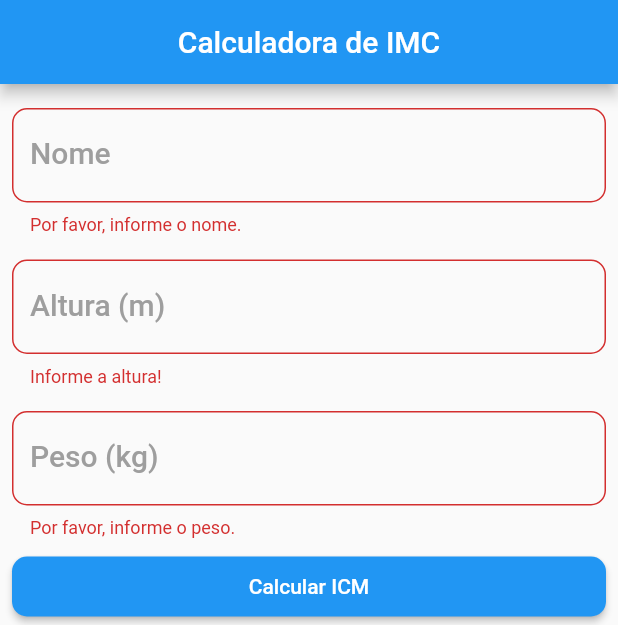
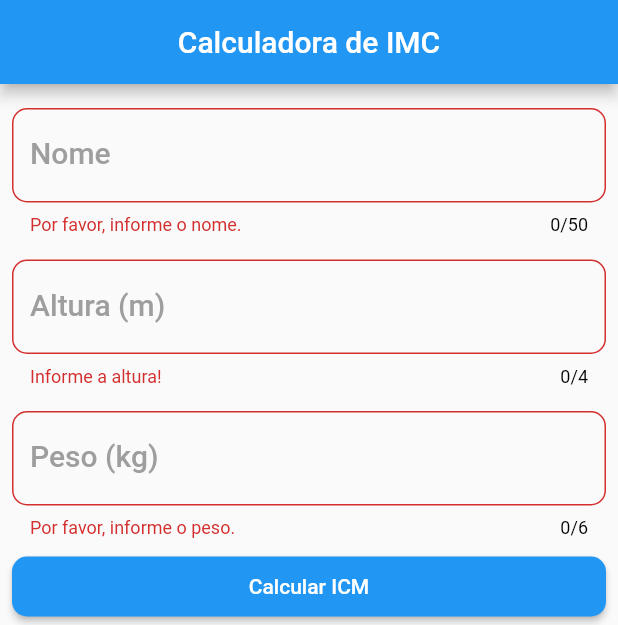
Before and after one commit to mattheussoares98/imc_calculator, a Flutter app: the screen it shows after launch, after a tap on "Calcular ICM", on a phone screen of 412 x 824 dp. Shown: the top 625 px of the screen. Run offline on Flutter 3.47's test engine with Material 2 defaults, Android fonts, the light colour scheme and no system bars; our stand-ins replace sqflite; accounts and stored records are empty.

Commit message:
persistindo os dados utilizando sqflite

```diff
--- a/lib/components/register_new_imc.dart
+++ b/lib/components/register_new_imc.dart
@@ -5,12 +5,12 @@ import 'package:imc_calculator/controllers/imc_controller.dart';
 import '../models/imc_model.dart';
 
 class RegisterNewImc extends StatefulWidget {
-  final Function validateForm;
   final List<ImcModel> imcResults;
   final Function setState;
+  final Function validateForm;
   const RegisterNewImc({
+    required this.imcResults,
     required this.validateForm,
-    required this.imcResults,
     required this.setState,
     Key? key,
   }) : super(key: key);
@@ -21,20 +21,55 @@ class RegisterNewImc extends StatefulWidget {
 
 class _RegisterNewImcState extends State<RegisterNewImc> {
   String heightRegex = r'^[0-9]+([,.][0-9]+)?$';
+  String nameRegex = r'^[a-zA-ZÀ-ÖØ-öø-ÿ\s]*$';
+  String weightRegex = r'^\d+([\.,]\d{1,2})?$';
 
-  String nameRegex = r'^[a-zA-ZÀ-ÖØ-öø-ÿ\s]*$';
+  FocusNode nameFocusNode = FocusNode();
+  FocusNode heightFocusNode = FocusNode();
+  FocusNode weightFocusNode = FocusNode();
 
-  String weightRegex = r'^\d+([\.,]\d{1,2})?$';
+  Future<void> _addNewImcResult() async {
+    double height = double.tryParse(
+            ImcController.heightController.text.replaceAll(',', '.')) ??
+        0;
+    double weight = double.tryParse(
+            ImcController.weightController.text.replaceAll(',', '.')) ??
+        0;
+
+    String imcResult = ImcController.imcResult(
+      weight: weight,
+      height: height,
+    );
+    ImcController.addNewImcCalculator(
+      context: context,
+      validateForm: widget.validateForm,
+      setState: widget.setState,
+      imcModel: ImcModel(
+        result: imcResult,
+        height: height,
+        weight: weight,
+        name: ImcController.nameController.text,
+      ),
+      imcResults: widget.imcResults,
+    );
+    widget.setState();
+    FocusScope.of(context).unfocus();
+  }
 
   @override
   Widget build(BuildContext context) {
     return Column(
       children: [
         TextFormFieldPersonalized.formField(
+          maxLength: 50,
+          focusNode: nameFocusNode,
           textInputType: TextInputType.name,
           controller: ImcController.nameController,
           context: context,
           labelText: "Nome",
+          onFieldSubmitted: (value) {
+            FocusScope.of(context).requestFocus(heightFocusNode);
+          },
           validator: (value) {
             if (value == null || value.isEmpty) {
               return 'Por favor, informe o nome.';
@@ -46,6 +81,11 @@ class _RegisterNewImcState extends State<RegisterNewImc> {
           },
         ),
         TextFormFieldPersonalized.formField(
+          maxLength: 4,
+          onFieldSubmitted: (value) {
+            FocusScope.of(context).requestFocus(weightFocusNode);
+          },
+          focusNode: heightFocusNode,
           textInputType: TextInputType.number,
           controller: ImcController.heightController,
           context: context,
@@ -65,10 +105,15 @@ class _RegisterNewImcState extends State<RegisterNewImc> {
           },
         ),
         TextFormFieldPersonalized.formField(
+          maxLength: 6,
           textInputType: TextInputType.number,
           controller: ImcController.weightController,
           context: context,
           labelText: "Peso (kg)",
+          onFieldSubmitted: (value) async {
+            await _addNewImcResult();
+          },
+          focusNode: weightFocusNode,
           validator: (value) {
             if (value == null || value.isEmpty) {
               return 'Por favor, informe o peso.';
@@ -88,35 +133,7 @@ class _RegisterNewImcState extends State<RegisterNewImc> {
               borderRadius: BorderRadius.circular(10),
             ),
           ),
-          onPressed: () {
-            bool isValid = widget.validateForm();
-
-            if (isValid) {
-              ImcController.addNewImcCalculator(
-                imcModel: ImcModel(
-                  height: double.parse(
-                      ImcController.heightController.text.replaceAll(',', '.')),
-                  name: ImcController.nameController.text,
-                  weight: double.parse(
-                      ImcController.weightController.text.replaceAll(',', '.')),
-                ),
-                imcResults: widget.imcResults,
-              );
-              widget.setState();
-              FocusScope.of(context).unfocus();
-            } else {
-              ScaffoldMessenger.of(context).hideCurrentSnackBar();
-              ScaffoldMessenger.of(context).showSnackBar(
-                const SnackBar(
-                  backgroundColor: Colors.red,
-                  content: Text(
-                    "O formulário não está válido! Corrija-o!",
-                    textAlign: TextAlign.center,
-                  ),
-                ),
-              );
-            }
-          },
+          onPressed: () async => _addNewImcResult(),
           child: const Text("Calcular ICM"),
         ),
       ],
--- a/lib/components/text_form_field_personalized.dart
+++ b/lib/components/text_form_field_personalized.dart
@@ -7,10 +7,16 @@ class TextFormFieldPersonalized {
     required String labelText,
     required String? Function(String?)? validator,
     required TextInputType textInputType,
+    required void Function(String)? onFieldSubmitted,
+    required FocusNode? focusNode,
+    required int? maxLength,
   }) {
     return Padding(
       padding: const EdgeInsets.symmetric(vertical: 8.0),
       child: TextFormField(
+        focusNode: focusNode,
+        maxLength: maxLength,
+        onFieldSubmitted: onFieldSubmitted,
         style: const TextStyle(
           fontWeight: FontWeight.w500,
           decorationColor: Colors.black,
--- a/lib/controllers/imc_controller.dart
+++ b/lib/controllers/imc_controller.dart
@@ -1,5 +1,5 @@
 import 'package:flutter/material.dart';
-
+import 'package:imc_calculator/database/sqflite_database.dart';
 import '../models/imc_model.dart';
 
 class ImcController {
@@ -9,10 +9,45 @@ class ImcController {
 
   static void addNewImcCalculator({
     required ImcModel imcModel,
+    required Function validateForm,
+    required BuildContext context,
     required List<ImcModel> imcResults,
-  }) {
-    imcResults.add(imcModel);
-    clearControllers();
+    required Function setState,
+  }) async {
+    bool isValid = validateForm();
+
+    if (isValid) {
+      int id = await SQLiteDataBase.saveNewImcAndReturnId(imcModel: imcModel);
+
+      if (id != 0) {
+        imcModel.id = id;
+        imcResults.add(imcModel);
+        clearControllers();
+        setState();
+      } else {
+        ScaffoldMessenger.of(context).hideCurrentSnackBar();
+        ScaffoldMessenger.of(context).showSnackBar(
+          const SnackBar(
+            backgroundColor: Colors.red,
+            content: Text(
+              "Ocorreu um erro não esperado durante a gravação dos dados!",
+              textAlign: TextAlign.center,
+            ),
+          ),
+        );
+      }
+    } else {
+      ScaffoldMessenger.of(context).hideCurrentSnackBar();
+      ScaffoldMessenger.of(context).showSnackBar(
+        const SnackBar(
+          backgroundColor: Colors.red,
+          content: Text(
+            "O formulário não está válido! Corrija-o!",
+            textAlign: TextAlign.center,
+          ),
+        ),
+      );
+    }
   }
 
   static void clearControllers() {
@@ -20,4 +55,39 @@ class ImcController {
     weightController.text = "";
     nameController.text = "";
   }
+
+  static double calculateImc({
+    required double weight,
+    required double height,
+  }) {
+    return weight / (height * height);
+  }
+
+  static String imcResult({
+    required double weight,
+    required double height,
+  }) {
+    double imc = calculateImc(weight: weight, height: height);
+    String imcResultText = "";
+
+    if (imc < 16) {
+      imcResultText = "Magreza grave";
+    } else if (imc < 17) {
+      imcResultText = "Magreza moderada";
+    } else if (imc < 18.5) {
+      imcResultText = "Magreza leve";
+    } else if (imc < 25) {
+      imcResultText = "Saudável";
+    } else if (imc < 30) {
+      imcResultText = "Sobrepeso";
+    } else if (imc < 35) {
+      imcResultText = "Obesidade grau I";
+    } else if (imc < 40) {
+      imcResultText = "Obesidade grau II (severa)";
+    } else {
+      imcResultText = "Obesidade grau III (mórbido)";
+    }
+
+    return imcResultText;
+  }
 }
--- /dev/null
+++ b/lib/database/sqflite_database.dart
@@ -0,0 +1,98 @@
+import 'package:imc_calculator/models/imc_model.dart';
+import 'package:sqflite/sqflite.dart';
+import 'package:path/path.dart' as path;
+
+String scriptCreateTable = ''' CREATE TABLE imc (
+          id INTEGER PRIMARY KEY AUTOINCREMENT,
+          name TEXT,
+          height REAL,
+          weight REAL,
+          imcResult TEXT
+          );''';
+
+class SQLiteDataBase {
+  static Database? _db;
+  static Future<Database> _getDatabase() async {
+    if (_db == null) {
+      return await _createDatabase();
+    } else {
+      return _db!;
+    }
+  }
+
+  static Future<Database> _createDatabase() async {
+    var db = await openDatabase(
+      path.join(await getDatabasesPath(), 'imc.db'),
+      version: 1,
+      onCreate: (Database db, int version) async {
+        await db.execute(scriptCreateTable);
+      },
+      onUpgrade: (Database db, int oldVersion, int newVersion) async {
+        await db.execute(scriptCreateTable);
+      },
+    );
+    return db;
+  }
+
+  static Future<List<ImcModel>> getImcData() async {
+    List<ImcModel> imcResults = [];
+    try {
+      var db = await SQLiteDataBase._getDatabase();
+      var result =
+          await db.rawQuery('SELECT id, name, height, weight FROM imc');
+      for (var element in result) {
+        imcResults.add(
+          ImcModel(
+            height: double.tryParse(element["height"].toString()) ?? 0,
+            weight: double.tryParse(element["weight"].toString()) ?? 0,
+            name: element["name"].toString(),
+            result: element["result"].toString(),
+            id: int.parse(element["id"].toString()),
+          ),
+        );
+      }
+    } catch (e) {
+      print("Erro para obter os dados do banco de dados: $e");
+    }
+    return imcResults;
+  }
+
+  static Future<int> saveNewImcAndReturnId({
+    required ImcModel imcModel,
+  }) async {
+    int id = 0;
+    try {
+      var db = await SQLiteDataBase._getDatabase();
+      id = await db.rawInsert(
+          'INSERT INTO imc (height, weight, name, imcResult) values(?,?,?,?)', [
+        imcModel.height,
+        imcModel.weight,
+        imcModel.name,
+        imcModel.result,
+      ]);
+    } catch (e) {
+      print("erro para salvar o imc no banco de dados: $e");
+    }
+
+    return id;
+  }
+
+  // static Future<void> update({
+  //   required ImcModel imcModel,
+  // }) async {
+  //   var db = await SQLiteDataBase._getDatabase();
+  //   await db.rawInsert(
+  //       'UPDATE imc SET imcResult = ?, height = ?, name = ?, weight = ? WHERE id = ?',
+  //       [
+  //         imcModel.result,
+  //         imcModel.height,
+  //         imcModel.name,
+  //         imcModel.weight,
+  //       ]);
+  // }
+
+  static Future<void> remove({required int id}) async {
+    var db = await SQLiteDataBase._getDatabase();
+    await db.rawInsert('DELETE FROM imc WHERE id = ?', [id]);
+  }
+}
--- a/lib/main.dart
+++ b/lib/main.dart
@@ -2,6 +2,7 @@ import 'package:flutter/material.dart';
 import 'package:imc_calculator/components/imc_results.dart';
 import 'package:imc_calculator/components/imc_table.dart';
 import 'package:imc_calculator/components/register_new_imc.dart';
+import 'package:imc_calculator/database/sqflite_database.dart';
 import 'package:imc_calculator/models/imc_model.dart';
 
 void main() {
@@ -22,7 +23,25 @@ class MyApp extends StatefulWidget {
 
 class _MyAppState extends State<MyApp> {
   final GlobalKey<FormState> _formKey = GlobalKey();
-  final List<ImcModel> _imcResults = [];
+  List<ImcModel> _imcResults = [];
+
+  _getImcResults() async {
+    _imcResults = await SQLiteDataBase.getImcData();
+    setState(() {});
+  }
+
+  bool isLoaded = false;
+  @override
+  void didChangeDependencies() async {
+    super.didChangeDependencies();
+
+    if (!isLoaded) {
+      await _getImcResults();
+      setState(() {
+        isLoaded = true;
+      });
+    }
+  }
 
   @override
   Widget build(BuildContext context) {
@@ -34,7 +53,18 @@ class _MyAppState extends State<MyApp> {
           ),
         ),
       ),
-      body: SingleChildScrollView(
+      body: !isLoaded
+          ? Center(
+              child: Column(
+                mainAxisAlignment: MainAxisAlignment.center,
+                children: const [
+                  Text("Carregando dados do banco..."),
+                  SizedBox(height: 20),
+                  CircularProgressIndicator(),
+                ],
+              ),
+            )
+          : SingleChildScrollView(
               child: Form(
                 key: _formKey,
                 child: Padding(
@@ -47,12 +77,17 @@ class _MyAppState extends State<MyApp> {
                           return _formKey.currentState!.validate();
                         },
                         setState: () {
-                    setState(() {});
+                          setState(() {
+                            _imcResults;
+                          });
                         },
                       ),
                       if (_imcResults.isNotEmpty)
                         ImcResults(
                           imcResults: _imcResults,
+                          setState: () {
+                            setState(() {});
+                          },
                         ),
                     ],
                   ),
--- a/lib/models/imc_model.dart
+++ b/lib/models/imc_model.dart
@@ -2,10 +2,14 @@ class ImcModel {
   final double height;
   final String name;
   final double weight;
+  final String result;
+  int? id;
 
   ImcModel({
     required this.height,
     required this.name,
     required this.weight,
+    required this.result,
+    this.id,
   });
 }
--- a/pubspec.yaml
+++ b/pubspec.yaml
@@ -34,6 +34,7 @@ dependencies:
   # The following adds the Cupertino Icons font to your application.
   # Use with the CupertinoIcons class for iOS style icons.
   cupertino_icons: ^1.0.2
+  sqflite: ^2.0.3+1
 
 dev_dependencies:
   flutter_test:
```
Also changed, not shown: lib/components/imc_results.dart (+39 -27 lines), pubspec.lock, 1 other file. Lines whose indentation alone changed are shown as unchanged.
